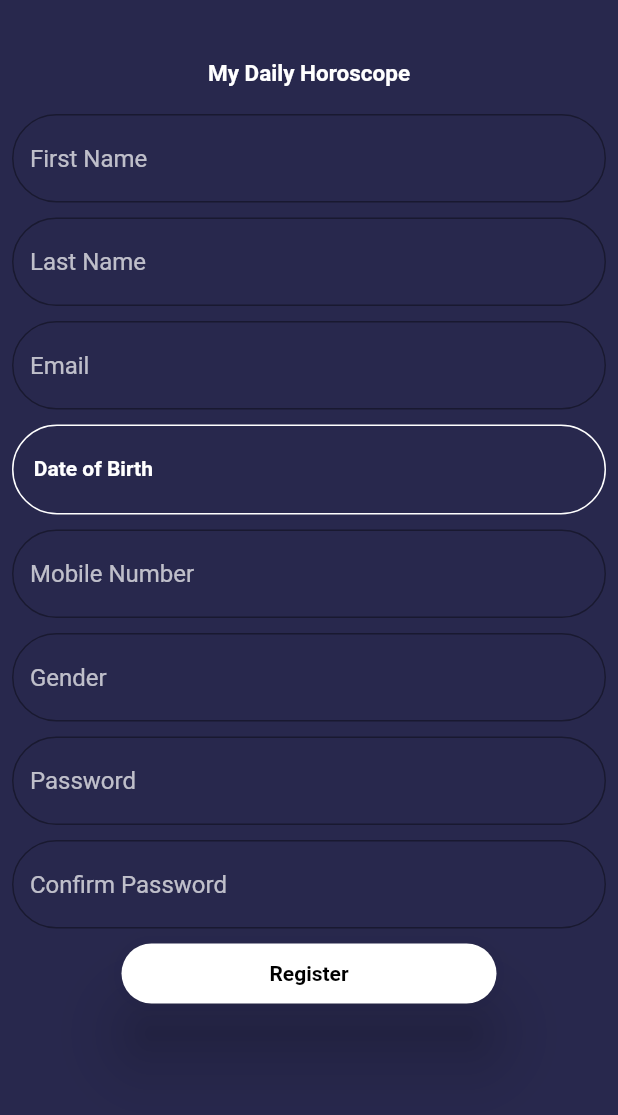
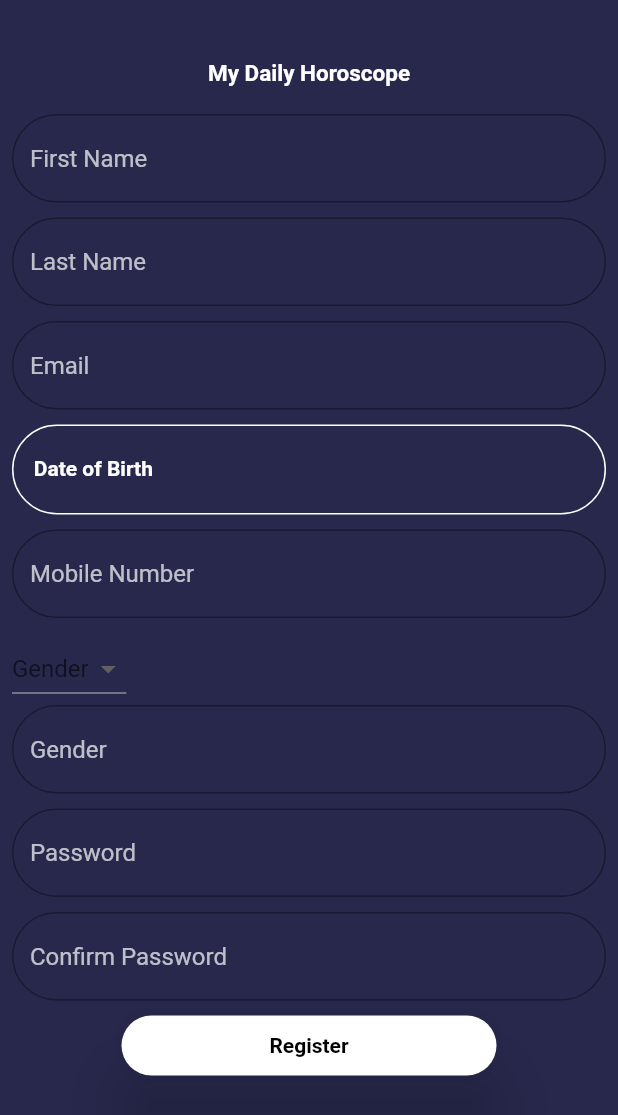
Before and after one commit to shreshukle1/demo_horo_app, a Flutter app: the SignUp screen opened directly, on a phone screen of 412 x 824 dp. Shown: the top 1115 px of the screen. Run offline on Flutter 3.47's test engine with Material 2 defaults, Android fonts, the phone set to English and light mode, and no system bars; drawn by our look-alikes of datetime_picker_formfield; our stand-ins replace camera, cloud_firestore, firebase_auth, firebase_storage, flushbar, image_picker and 1 more; missing offline and left inert: dart:ffi, esys_flutter_share, ff_navigation_bar, horoscope; accounts and stored records are empty; Roboto replaces fonts that are missing (Montserrat).

Commit message:
dropdown button

```diff
--- a/lib/Screens/signup.dart
+++ b/lib/Screens/signup.dart
@@ -19,6 +19,10 @@ class _SignUpState extends State<SignUp> {
   final GlobalKey<FormState> _formKey = GlobalKey<FormState>();
   String _firstName, _lastName,_email,_password,_confirmpassword,_phoneNumber,_gender;
   var _dob;
+
+
+  List<String> _locations = ['Male', 'Female', 'Others']; // Option 2
+  String _selectedLocation;
 
   @override
   Widget build(BuildContext context) {
@@ -193,12 +197,36 @@ class _SignUpState extends State<SignUp> {
 
                               SizedBox(height: 10.0),
 
+                              Row(
+                                mainAxisAlignment: MainAxisAlignment.spaceBetween,
+
+                                children: <Widget>[
+                                  DropdownButton(
+                                    hint: Text('Gender'),
+                                    value: _selectedLocation,
+                                    onChanged: (newValue) {
+                                      setState(() {
+                                        _selectedLocation = newValue;
+                                      });
+                                    },
+                                    items: _locations.map((location) {
+                                      print(_selectedLocation);
+                                      return DropdownMenuItem(
+                                        child: new Text(location),
+                                        value: location,
+                                      );
+                                    }).toList(),
+                                    ),
+                                ],
+                              ),
+
                               TextFormField(
                                 validator: (input) {
                                   if (input.isEmpty) {
                                     return 'Provide a Gender';
                                   }
                                 },
+
                                 style: TextStyle(
                                     color: Colors.white
                                 ),
```
